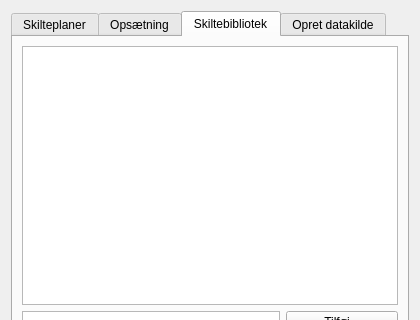
This is gui/skilteplan_dialog_base.ui in styrke10/skilteplan as Qt 5 draws it before an edit; both pictures show x 0 to 420 and y 0 to 320 of the 420 by 660 pixel window. The edited form follows.
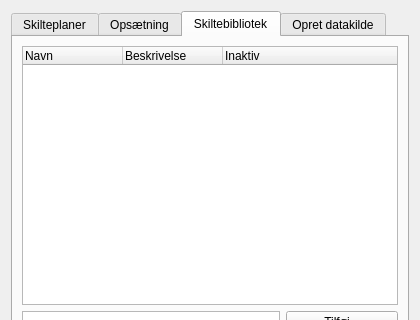
This is the edited form. Custom widgets are drawn as their Qt base class.

The edit to the form file:
```diff
--- a/gui/skilteplan_dialog_base.ui
+++ b/gui/skilteplan_dialog_base.ui
@@ -522,10 +522,37 @@
       </attribute>
       <layout class="QVBoxLayout" name="verticalLayout_5">
        <item>
-        <widget class="QListWidget" name="signList">
+        <widget class="QTreeWidget" name="signList">
+         <property name="toolTip">
+          <string>Inaktive skilte bliver i biblioteket, men kan ikke vælges, når der placeres skilte.</string>
+         </property>
+         <property name="rootIsDecorated">
+          <bool>false</bool>
+         </property>
+         <property name="uniformRowHeights">
+          <bool>true</bool>
+         </property>
          <property name="sortingEnabled">
           <bool>false</bool>
          </property>
+         <property name="allColumnsShowFocus">
+          <bool>true</bool>
+         </property>
+         <column>
+          <property name="text">
+           <string>Navn</string>
+          </property>
+         </column>
+         <column>
+          <property name="text">
+           <string>Beskrivelse</string>
+          </property>
+         </column>
+         <column>
+          <property name="text">
+           <string>Inaktiv</string>
+          </property>
+         </column>
         </widget>
        </item>
        <item>
```
